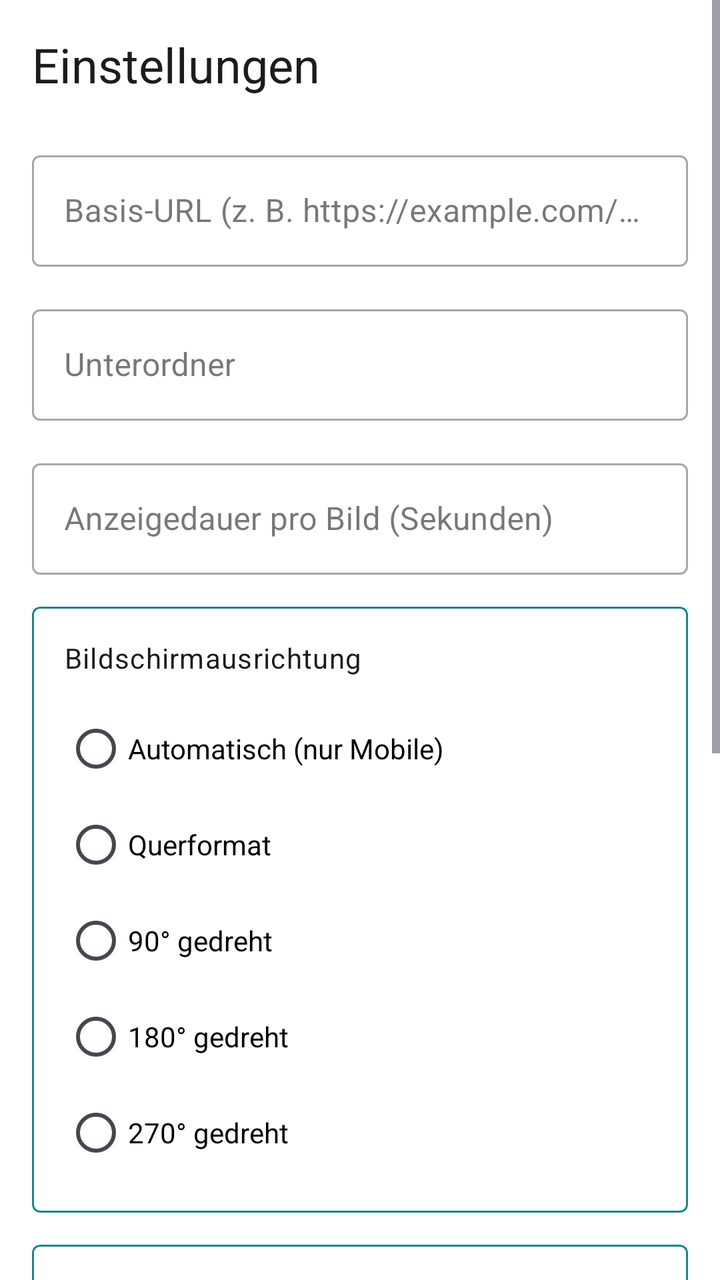
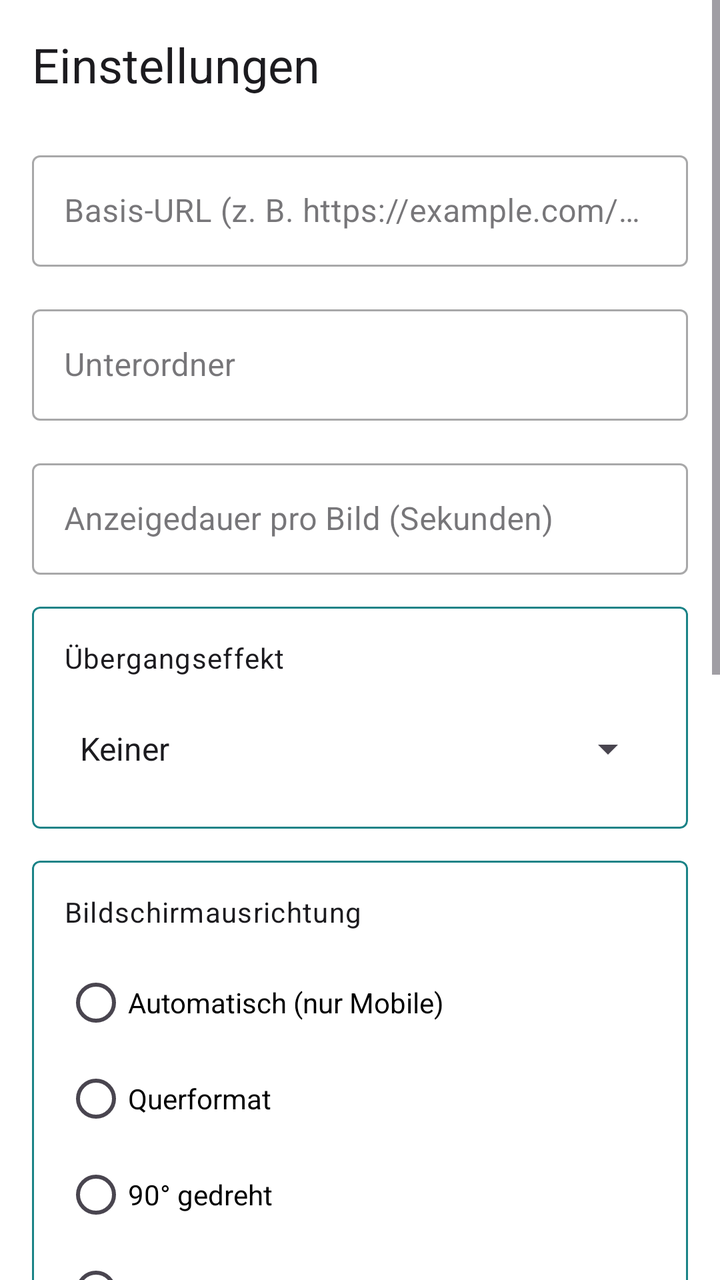

Two renders of the same Android screen: before a commit and after it. Below are the layout's source before the change and the commit's diff.
<!-- AndroidManifest.xml: activity theme Theme.TVSig -->
<!-- res/layout/activity_settings.xml -->
<?xml version="1.0" encoding="utf-8"?>
<ScrollView xmlns:android="http://schemas.android.com/apk/res/android"
    xmlns:app="http://schemas.android.com/apk/res-auto"
    xmlns:tools="http://schemas.android.com/tools"
    android:layout_width="match_parent"
    android:layout_height="match_parent"
    android:background="?android:attr/colorBackground">

    <LinearLayout
        android:layout_width="match_parent"
        android:layout_height="wrap_content"
        android:orientation="vertical"
        android:padding="@dimen/margin_medium">

        <TextView
            android:layout_width="match_parent"
            android:layout_height="wrap_content"
            android:text="@string/settings_title"
            android:textAppearance="@style/TextAppearance.TVSig.Headline"
            android:layout_marginBottom="@dimen/margin_large" />

        <com.google.android.material.textfield.TextInputLayout
            android:id="@+id/baseUrlLayout"
            android:layout_width="match_parent"
            android:layout_height="wrap_content"
            android:layout_marginBottom="@dimen/margin_medium"
            android:hint="@string/settings_base_url"
            style="@style/Widget.MaterialComponents.TextInputLayout.OutlinedBox">

            <com.google.android.material.textfield.TextInputEditText
                android:id="@+id/baseUrlInput"
                android:layout_width="match_parent"
                android:layout_height="wrap_content"
                android:inputType="textUri"
                android:maxLines="1" />
        </com.google.android.material.textfield.TextInputLayout>

        <com.google.android.material.textfield.TextInputLayout
            android:id="@+id/subfolderLayout"
            android:layout_width="match_parent"
            android:layout_height="wrap_content"
            android:layout_marginBottom="@dimen/margin_medium"
            android:hint="@string/settings_subfolder"
            style="@style/Widget.MaterialComponents.TextInputLayout.OutlinedBox">

            <com.google.android.material.textfield.TextInputEditText
                android:id="@+id/subfolderInput"
                android:layout_width="match_parent"
                android:layout_height="wrap_content"
                android:inputType="text"
                android:maxLines="1" />
        </com.google.android.material.textfield.TextInputLayout>

        <com.google.android.material.textfield.TextInputLayout
            android:id="@+id/delayLayout"
            android:layout_width="match_parent"
            android:layout_height="wrap_content"
            android:layout_marginBottom="@dimen/margin_medium"
            android:hint="@string/settings_delay"
            style="@style/Widget.MaterialComponents.TextInputLayout.OutlinedBox">

            <com.google.android.material.textfield.TextInputEditText
                android:id="@+id/delayInput"
                android:layout_width="match_parent"
                android:layout_height="wrap_content"
                android:inputType="number"
                android:maxLines="1" />
        </com.google.android.material.textfield.TextInputLayout>

        <com.google.android.material.card.MaterialCardView
            android:layout_width="match_parent"
            android:layout_height="wrap_content"
            android:layout_marginBottom="@dimen/margin_medium"
            app:cardElevation="0dp"
            app:strokeWidth="1dp"
            app:strokeColor="?attr/colorPrimary">

            <LinearLayout
                android:layout_width="match_parent"
                android:layout_height="wrap_content"
                android:orientation="vertical"
                android:padding="@dimen/margin_medium">

                <TextView
                    android:layout_width="wrap_content"
                    android:layout_height="wrap_content"
                    android:text="@string/settings_orientation"
                    android:textAppearance="@style/TextAppearance.TVSig.Body"
                    android:layout_marginBottom="@dimen/margin_small" />

                <RadioGroup
                    android:id="@+id/orientationGroup"
                    android:layout_width="match_parent"
                    android:layout_height="wrap_content"
                    android:orientation="vertical">

                    <RadioButton
                        android:id="@+id/orientationAuto"
                        android:layout_width="match_parent"
                        android:layout_height="wrap_content"
                        android:text="@string/orientation_auto" />

                    <RadioButton
                        android:id="@+id/orientationLandscape"
                        android:layout_width="match_parent"
                        android:layout_height="wrap_content"
                        android:text="@string/orientation_landscape" />

                    <RadioButton
                        android:id="@+id/orientation90"
                        android:layout_width="match_parent"
                        android:layout_height="wrap_content"
                        android:text="@string/orientation_90" />

                    <RadioButton
                        android:id="@+id/orientation180"
                        android:layout_width="match_parent"
                        android:layout_height="wrap_content"
                        android:text="@string/orientation_180" />

                    <RadioButton
                        android:id="@+id/orientation270"
                        android:layout_width="match_parent"
                        android:layout_height="wrap_content"
                        android:text="@string/orientation_270" />
                </RadioGroup>
            </LinearLayout>
        </com.google.android.material.card.MaterialCardView>

        <com.google.android.material.card.MaterialCardView
            android:layout_width="match_parent"
            android:layout_height="wrap_content"
            android:layout_marginBottom="@dimen/margin_medium"
            app:cardElevation="0dp"
            app:strokeWidth="1dp"
            app:strokeColor="?attr/colorPrimary">

            <LinearLayout
                android:layout_width="match_parent"
                android:layout_height="wrap_content"
                android:orientation="vertical"
                android:padding="@dimen/margin_medium">

                <TextView
                    android:layout_width="wrap_content"
                    android:layout_height="wrap_content"
                    android:text="@string/settings_theme"
                    android:textAppearance="@style/TextAppearance.TVSig.Body"
                    android:layout_marginBottom="@dimen/margin_small" />

                <RadioGroup
                    android:id="@+id/themeGroup"
                    android:layout_width="match_parent"
                    android:layout_height="wrap_content"
                    android:orientation="vertical">

                    <RadioButton
                        android:id="@+id/themeLight"
                        android:layout_width="match_parent"
                        android:layout_height="wrap_content"
                        android:text="@string/theme_light" />

                    <RadioButton
                        android:id="@+id/themeDark"
                        android:layout_width="match_parent"
                        android:layout_height="wrap_content"
                        android:text="@string/theme_dark" />
                </RadioGroup>
            </LinearLayout>
        </com.google.android.material.card.MaterialCardView>

        <com.google.android.material.card.MaterialCardView
            android:layout_width="match_parent"
            android:layout_height="wrap_content"
            android:layout_marginBottom="@dimen/margin_medium"
            app:cardElevation="0dp"
            app:strokeWidth="1dp"
            app:strokeColor="?attr/colorPrimary">

            <LinearLayout
                android:layout_width="match_parent"
                android:layout_height="wrap_content"
                android:orientation="vertical"
                android:padding="@dimen/margin_medium">

                <TextView
                    android:layout_width="wrap_content"
                    android:layout_height="wrap_content"
                    android:text="@string/settings_pin"
                    android:textAppearance="@style/TextAppearance.TVSig.Body"
                    android:layout_marginBottom="@dimen/margin_small" />

                <Button
                    android:id="@+id/btnChangePin"
                    style="@style/Widget.TVSig.Button"
                    android:layout_width="wrap_content"
                    android:layout_height="wrap_content"
                    android:text="@string/button_change_pin" />
            </LinearLayout>

        </com.google.android.material.card.MaterialCardView>

        <Button
            android:id="@+id/btnClearCache"
            style="@style/Widget.TVSig.Button.Secondary"
            android:layout_width="match_parent"
            android:layout_height="wrap_content"
            android:text="@string/cache_clear"
            android:drawableStart="@drawable/ic_clear_cache"
            android:drawablePadding="@dimen/margin_small" />

        <LinearLayout
            android:layout_width="match_parent"
            android:layout_height="wrap_content"
            android:orientation="horizontal"
            android:layout_marginTop="@dimen/margin_large"
            android:gravity="end">

            <Button
                android:id="@+id/btnCancel"
                style="@style/Widget.TVSig.Button.Tertiary"
                android:layout_width="wrap_content"
                android:layout_height="wrap_content"
                android:layout_marginEnd="@dimen/margin_medium"
                android:text="@string/button_cancel" />

            <Button
                android:id="@+id/btnSave"
                style="@style/Widget.TVSig.Button"
                android:layout_width="wrap_content"
                android:layout_height="wrap_content"
                android:text="@string/button_save" />
        </LinearLayout>

        <TextView
            android:id="@+id/developerInfo"
            android:layout_width="match_parent"
            android:layout_height="wrap_content"
            android:layout_marginTop="@dimen/margin_xlarge"
            android:gravity="center"
            android:textAppearance="@style/TextAppearance.TVSig.Body"
            android:alpha="0.85" />

    </LinearLayout>
</ScrollView>
<!-- resources referenced by this layout -->
<resources>
  <dimen name="margin_large">24dp</dimen>
  <dimen name="margin_medium">16dp</dimen>
  <dimen name="margin_small">12dp</dimen>
  <dimen name="margin_xlarge">32dp</dimen>
  <!-- drawable ic_clear_cache (drawable) -->
  <?xml version="1.0" encoding="utf-8"?>
  <vector xmlns:android="http://schemas.android.com/apk/res/android"
      android:width="24dp"
      android:height="24dp"
      android:viewportWidth="24"
      android:viewportHeight="24">
      <path
          android:fillColor="?attr/colorOnSurface"
          android:pathData="M15,16h4v2h-4zM15,8h7v2h-7zM15,12h6v2h-6zM3,18c0,1.1 0.9,2 2,2h6c1.1,0 2,-0.9 2,-2L13,8L3,8v10zM14,5h-3l-1,-1L6,4L5,5L2,5v2h12z"/>
  </vector>
  <string name="button_cancel">Abbrechen</string>
  <string name="button_change_pin">PIN ändern</string>
  <string name="button_save">Speichern</string>
  <string name="cache_clear">Cache leeren</string>
  <string name="orientation_180">180° gedreht</string>
  <string name="orientation_270">270° gedreht</string>
  <string name="orientation_90">90° gedreht</string>
  <string name="orientation_auto">Automatisch (nur Mobile)</string>
  <string name="orientation_landscape">Querformat</string>
  <string name="settings_base_url">Basis-URL (z. B. https://example.com/signage)</string>
  <string name="settings_delay">Anzeigedauer pro Bild (Sekunden)</string>
  <string name="settings_orientation">Bildschirmausrichtung</string>
  <string name="settings_pin">PIN-Code</string>
  <string name="settings_subfolder">Unterordner</string>
  <string name="settings_theme">App-Theme</string>
  <string name="settings_title">Einstellungen</string>
  <string name="theme_dark">Dunkel</string>
  <string name="theme_light">Hell</string>
  <style name="TextAppearance.TVSig.Body" parent="TextAppearance.MaterialComponents.Body1">
          <item name="android:textSize">@dimen/text_size_body</item>
          <item name="android:textColor">?attr/colorOnSurface</item>
      </style>
  <style name="TextAppearance.TVSig.Headline" parent="TextAppearance.MaterialComponents.Headline5">
          <item name="android:textSize">@dimen/text_size_headline</item>
          <item name="android:textColor">?attr/colorOnSurface</item>
      </style>
  <style name="Widget.TVSig.Button.Secondary" parent="Widget.TVSig.Button">
          <item name="backgroundTint">?attr/colorPrimaryVariant</item>
          <item name="android:textColor">@color/button_text_on_variant</item>
      </style>
  <style name="Widget.TVSig.Button.Tertiary" parent="Widget.TVSig.Button">
          <item name="backgroundTint">?attr/colorSecondaryVariant</item>
          <item name="android:textColor">@color/button_text_on_tertiary</item>
      </style>
  <dimen name="text_size_body">14sp</dimen>
  <dimen name="text_size_headline">24sp</dimen>
  <color name="button_text_on_variant">#000000</color>
  <color name="button_text_on_tertiary">#FFFFFF</color>
  <color name="primary">#1b8387</color>
  <color name="primary_variant">#facd60</color>
  <color name="text_primary_light">#1C1B1F</color>
  <color name="secondary">#e74645</color>
  <color name="tertiary">#fb7756</color>
  <color name="transparent">#00000000</color>
  <color name="background_light">#FFFFFF</color>
  <color name="surface_light">#FFFFFF</color>
  <color name="error_light">#FFB4AB</color>
  <color name="text_secondary_light">#49454F</color>
  <color name="scrim">#62000000</color>
  <color name="ripple_light">#33000000</color>
  <!-- unchanged entries left out for length: 2 -->
</resources>

<!-- the commit's change to res/layout/activity_settings.xml (unified diff, before → after) -->
@@ -84,6 +84,36 @@
                 <TextView
                     android:layout_width="wrap_content"
                     android:layout_height="wrap_content"
+                    android:text="@string/settings_transition"
+                    android:textAppearance="@style/TextAppearance.TVSig.Body"
+                    android:layout_marginBottom="@dimen/margin_small" />
+
+                <Spinner
+                    android:id="@+id/transitionSpinner"
+                    android:layout_width="match_parent"
+                    android:layout_height="wrap_content"
+                    android:entries="@array/transition_options"
+                    android:minHeight="48dp" />
+            </LinearLayout>
+        </com.google.android.material.card.MaterialCardView>
+
+        <com.google.android.material.card.MaterialCardView
+            android:layout_width="match_parent"
+            android:layout_height="wrap_content"
+            android:layout_marginBottom="@dimen/margin_medium"
+            app:cardElevation="0dp"
+            app:strokeWidth="1dp"
+            app:strokeColor="?attr/colorPrimary">
+
+            <LinearLayout
+                android:layout_width="match_parent"
+                android:layout_height="wrap_content"
+                android:orientation="vertical"
+                android:padding="@dimen/margin_medium">
+
+                <TextView
+                    android:layout_width="wrap_content"
+                    android:layout_height="wrap_content"
                     android:text="@string/settings_orientation"
                     android:textAppearance="@style/TextAppearance.TVSig.Body"
                     android:layout_marginBottom="@dimen/margin_small" />
<!-- resource entries referenced after the edit -->
@@ -1,5 +1,16 @@
 <!-- resources referenced by this layout -->
 <resources>
+  <string-array name="transition_options">
+          <item>Keiner</item>
+          <item>Überblenden</item>
+          <item>Schieben nach links</item>
+          <item>Schieben nach rechts</item>
+          <item>Schieben nach oben</item>
+          <item>Schieben nach unten</item>
+          <item>Zoom hinein</item>
+          <item>Zoom heraus</item>
+          <item>Zufall</item>
+      </string-array>
   <dimen name="margin_large">24dp</dimen>
   <dimen name="margin_medium">16dp</dimen>
   <dimen name="margin_small">12dp</dimen>
@@ -31,6 +42,7 @@
   <string name="settings_subfolder">Unterordner</string>
   <string name="settings_theme">App-Theme</string>
   <string name="settings_title">Einstellungen</string>
+  <string name="settings_transition">Übergangseffekt</string>
   <string name="theme_dark">Dunkel</string>
   <string name="theme_light">Hell</string>
   <style name="TextAppearance.TVSig.Body" parent="TextAppearance.MaterialComponents.Body1">
